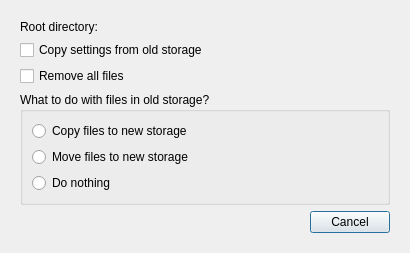
First picture: the form in src/organica/gui/forms/changestoragedialog.ui, repository zenwarr/organica, before the edit.
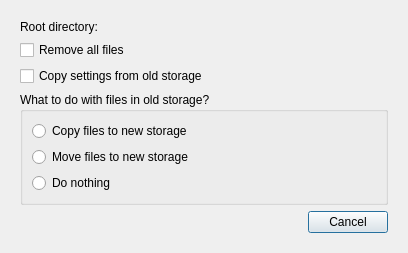
Second picture: the form after the edit. Custom widgets are drawn as their Qt base class.

What changed in the file:
```diff
--- a/src/organica/gui/forms/changestoragedialog.ui
+++ b/src/organica/gui/forms/changestoragedialog.ui
@@ -6,8 +6,8 @@
    <rect>
     <x>0</x>
     <y>0</y>
-    <width>410</width>
-    <height>246</height>
+    <width>408</width>
+    <height>244</height>
    </rect>
   </property>
   <property name="windowTitle">
@@ -45,13 +45,6 @@
          </item>
         </layout>
        </item>
-       <item>
-        <widget class="QCheckBox" name="chkCopySettings">
-         <property name="text">
-          <string>Copy settings from old storage</string>
-         </property>
-        </widget>
-       </item>
        <item>
         <widget class="QCheckBox" name="chkRemoveFiles">
          <property name="text">
@@ -59,6 +52,13 @@
          </property>
         </widget>
        </item>
+       <item>
+        <widget class="QCheckBox" name="chkCopySettings">
+         <property name="text">
+          <string>Copy settings from old storage</string>
+         </property>
+        </widget>
+       </item>
        <item>
         <widget class="QGroupBox" name="grpFiles">
          <property name="title">
```
Left out of the diff: 2 changed lines with no effect on the pictures.
